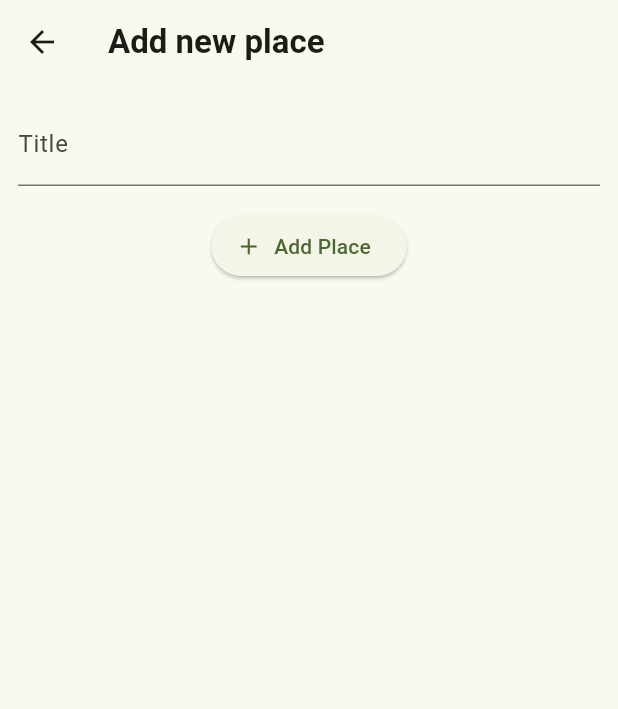
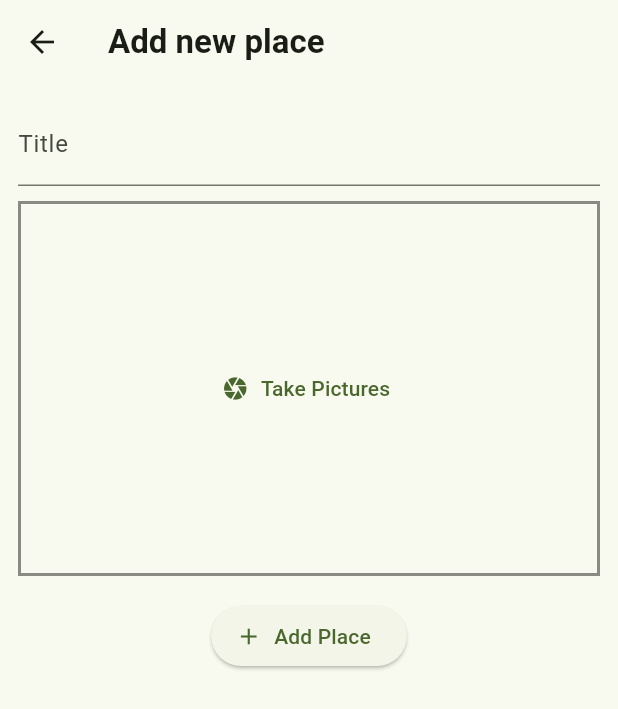
Before and after one commit to aManOfCultr/mapmate, a Flutter app: the screen it shows after launch, after a tap on the "add location alt" icon, on a phone screen of 412 x 824 dp. Shown: the top 709 px of the screen. Run offline on Flutter 3.47's test engine with Material 3 defaults, Android fonts, the light colour scheme and no system bars; our stand-ins replace flutter_riverpod, google_fonts, image_picker.

Commit message:
Add functionality to add Images to app

```diff
--- a/lib/main.dart
+++ b/lib/main.dart
@@ -31,12 +31,12 @@
 }
 
 class MyApp extends StatelessWidget {
-  const MyApp({Key? key}) : super(key: key);
+  const MyApp({super.key});
 
   @override
   Widget build(BuildContext context) {
     return MaterialApp(
-      title: 'Great Places',
+      title: 'MapMate',
       theme: theme,
       darkTheme: darkTheme,
       themeMode: ThemeMode.system,
--- a/lib/models/place.dart
+++ b/lib/models/place.dart
@@ -1,10 +1,13 @@
+import 'dart:io';
+
 import 'package:uuid/uuid.dart';
 
 const uuid =  Uuid();
 
 class Place {
-  Place({required this.title}) : id = uuid.v4();
+  Place({required this.title, required this.image}) : id = uuid.v4();
 
   final String id;
   final String title;
+  final File image;
 }
--- a/lib/providers/user_places.dart
+++ b/lib/providers/user_places.dart
@@ -1,11 +1,13 @@
+import 'dart:io';
+
 import 'package:mapmate/models/place.dart';
 import 'package:flutter_riverpod/flutter_riverpod.dart';
 
 class UserPlacesNotifier extends StateNotifier<List<Place>> {
   UserPlacesNotifier() : super(const []);
 
-  void addPlace(String title) {
-    final newPlace = Place(title: title);
+  void addPlace(String title, File image) {
+    final newPlace = Place(title: title, image: image);
     state = [newPlace, ...state];
   }
 }
--- a/lib/screens/add_place.dart
+++ b/lib/screens/add_place.dart
@@ -1,6 +1,8 @@
+import 'dart:io';
 import 'package:flutter/material.dart';
 import 'package:flutter_riverpod/flutter_riverpod.dart';
 import 'package:mapmate/providers/user_places.dart';
+import 'package:mapmate/widgets/image_input.dart';
 
 class AddPlaceScreen extends ConsumerStatefulWidget {
   const AddPlaceScreen({super.key});
@@ -12,15 +14,19 @@
 
 class _AddPlaceScreenState extends ConsumerState<AddPlaceScreen> {
   final _titleController = TextEditingController();
+  File? _selectedImage;
 
   void _savePlace() {
     final enteredTitle = _titleController.text;
 
-    if (enteredTitle.isEmpty) {
+    if (enteredTitle.isEmpty || _selectedImage == null) {
       return;
     }
 
-    ref.read(userPlacesProvider.notifier).addPlace(enteredTitle);
+    ref.read(userPlacesProvider.notifier).addPlace(
+          enteredTitle,
+          _selectedImage!,
+        );
 
     Navigator.of(context).pop();
   }
@@ -48,6 +54,14 @@
               controller: _titleController,
             ),
             const SizedBox(
+              height: 10,
+            ),
+            ImageInput(
+              onPickImage: (image) {
+                _selectedImage = image;
+              },
+            ),
+            const SizedBox(
               height: 16,
             ),
             ElevatedButton.icon(
--- a/lib/screens/places.dart
+++ b/lib/screens/places.dart
@@ -25,8 +25,13 @@
           ),
         ],
       ),
-      body: PlacesList(
-        places: userPlaces,
+      body: Padding(
+        padding: const EdgeInsets.symmetric(
+          vertical: 8.0,
+        ),
+        child: PlacesList(
+          places: userPlaces,
+        ),
       ),
     );
   }
--- /dev/null
+++ b/lib/widgets/image_input.dart
@@ -0,0 +1,69 @@
+import 'package:flutter/material.dart';
+import 'dart:io';
+import 'package:image_picker/image_picker.dart';
+
+class ImageInput extends StatefulWidget {
+
+  const ImageInput({super.key, required this.onPickImage});
+
+  final void Function(File image) onPickImage;
+
+  @override
+  State<StatefulWidget> createState() {
+    return _ImageInputState();
+  }
+}
+
+class _ImageInputState extends State<ImageInput> {
+  File? _selectedImage;
+
+  void _takePicture() async {
+    final imagePicker = ImagePicker();
+    final pickedImage = await imagePicker.pickImage(
+      source: ImageSource.camera,
+      maxWidth: 600,
+    );
+
+    if (pickedImage == null) {
+      return;
+    }
+    setState(() {
+      _selectedImage = File(pickedImage.path);
+    });
+
+    widget.onPickImage(_selectedImage!);
+  }
+
+  @override
+  Widget build(BuildContext context) {
+    Widget content = TextButton.icon(
+      icon: const Icon(Icons.camera),
+      label: const Text('Take Pictures'),
+      onPressed: _takePicture,
+    );
+
+    if (_selectedImage != null) {
+      content = GestureDetector(
+        onTap: _takePicture,
+        child: Image.file(
+          _selectedImage!,
+          fit: BoxFit.cover,
+          width: double.infinity,
+          height: double.infinity,
+        ),
+      );
+    }
+
+    return Container(
+      height: 250,
+      width: double.infinity,
+      alignment: Alignment.center,
+      decoration: BoxDecoration(
+          border: Border.all(
+        width: 2,
+        color: Theme.of(context).colorScheme.onSurface.withOpacity(0.5),
+      )),
+      child: content,
+    );
+  }
+}
--- a/lib/widgets/places_list.dart
+++ b/lib/widgets/places_list.dart
@@ -41,6 +41,10 @@
     return ListView.builder(
       itemCount: places.length,
       itemBuilder: (context, index) => ListTile(
+        leading: CircleAvatar(
+          radius: 26,
+          backgroundImage: FileImage(places[index].image),
+        ),
         onTap: () {
           Navigator.of(context).push(
             MaterialPageRoute(
--- a/pubspec.yaml
+++ b/pubspec.yaml
@@ -40,6 +40,7 @@
   color: ^3.0.0
   dynamic_color: ^1.7.0
   flutter_riverpod: ^2.6.1
+  image_picker: ^1.1.2
 
 dev_dependencies:
   flutter_test:
```
Also changed, not shown: lib/screens/place_detail.dart (+14 -14 lines), pubspec.lock.
